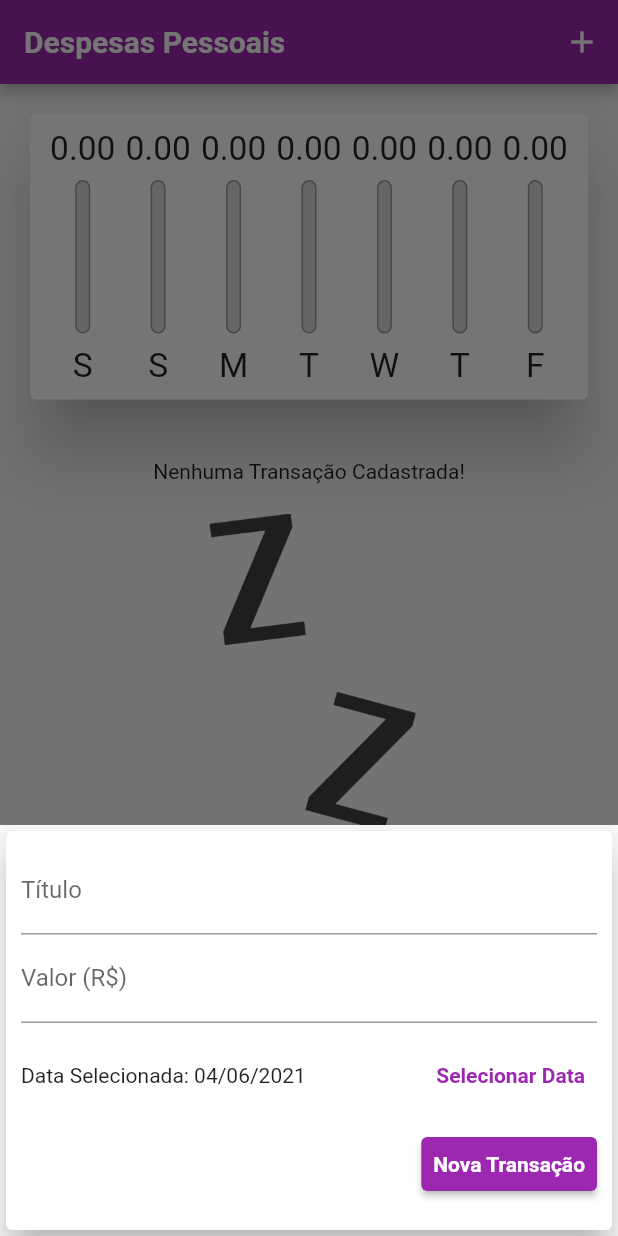
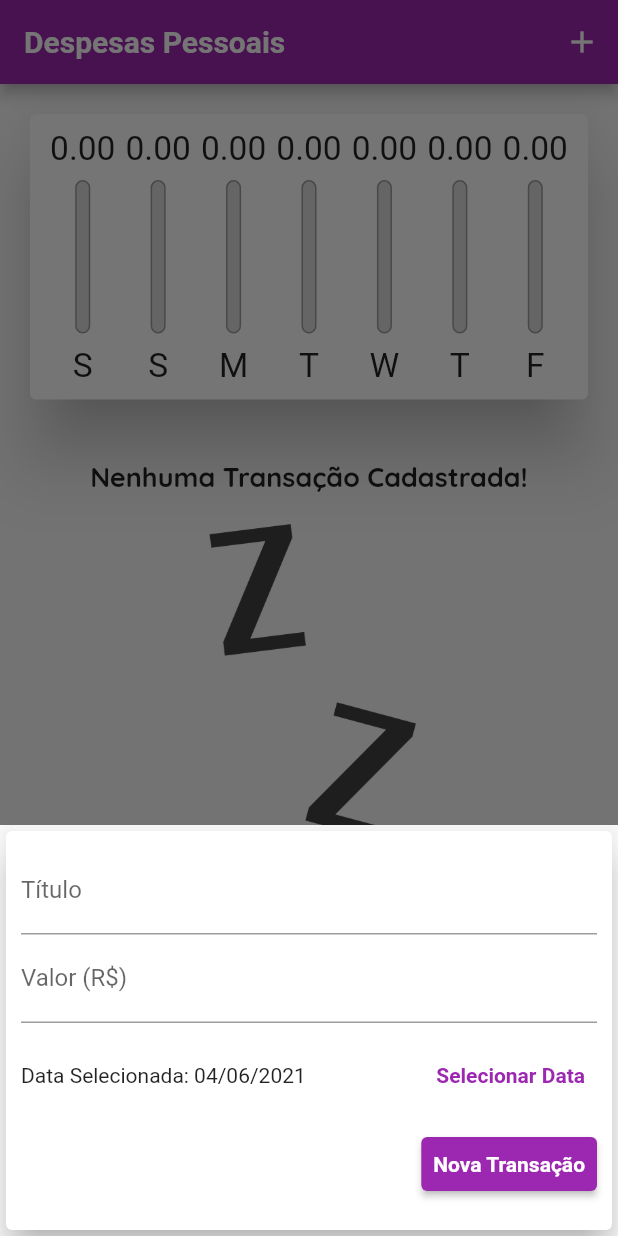
Before and after one commit to alexandrefsdev/flutter, a Flutter app: the screen it shows after launch, after a tap on the "add" icon, on a phone screen of 412 x 824 dp. Run offline on Flutter 3.47's test engine with Material 2 defaults, Android fonts, the phone set to English and light mode, and no system bars; our stand-ins replace mask_text_input_formatter.

Commit message:
Modulo 6 - Escrevendo Bons Codigos

```diff
--- a/expenses/lib/components/chart.dart
+++ b/expenses/lib/components/chart.dart
@@ -8,7 +8,9 @@ import 'chart_bar.dart';
 class Chart extends StatelessWidget {
   final List<Transaction> recentTransaction;
 
-  Chart(this.recentTransaction);
+  Chart(this.recentTransaction) {
+    print('Constructor Chart');
+  }
 
   List<Map<String, Object>> get groupedTransactions {
     return List.generate(7, (index) {
@@ -39,6 +41,7 @@ class Chart extends StatelessWidget {
 
   @override
   Widget build(BuildContext context) {
+    print('build() Chart');
     return Card(
       elevation: 20,
       margin: EdgeInsets.all(20),
--- a/expenses/lib/components/chart_bar.dart
+++ b/expenses/lib/components/chart_bar.dart
@@ -5,7 +5,7 @@ class ChartBar extends StatelessWidget {
   final double value;
   final double percentage;
 
-  ChartBar({
+  const ChartBar({
     required this.label,
     required this.value,
     required this.percentage,
@@ -13,6 +13,7 @@ class ChartBar extends StatelessWidget {
 
   @override
   Widget build(BuildContext context) {
+    print('build() ChartBar');
     return LayoutBuilder(
       builder: (ctx, constraints) {
         return Column(
--- a/expenses/lib/components/transaction_form.dart
+++ b/expenses/lib/components/transaction_form.dart
@@ -52,6 +52,7 @@ class _TransactionFormState extends State<TransactionForm> {
 
   @override
   Widget build(BuildContext context) {
+    print('build() TransactionForm');
     return SingleChildScrollView(
       child: Card(
         elevation: 10,
--- a/expenses/lib/components/transaction_list.dart
+++ b/expenses/lib/components/transaction_list.dart
@@ -10,13 +10,17 @@ class TransactionList extends StatelessWidget {
 
   @override
   Widget build(BuildContext context) {
+    print('build() TransactionList');
     return transactions.isEmpty
         ? LayoutBuilder(builder: (ctx, constraints) {
             return Column(
               children: [
-                SizedBox(height: 20),
-                Text('Nenhuma Transação Cadastrada!'),
-                SizedBox(height: 20),
+                const SizedBox(height: 20),
+                Text(
+                  'Nenhuma Transação Cadastrada!',
+                  style: Theme.of(context).textTheme.headline6,
+                ),
+                const SizedBox(height: 20),
                 Container(
                   height: constraints.maxHeight * 0.6,
                   child: Image.asset(
@@ -59,8 +63,8 @@ class TransactionList extends StatelessWidget {
                   trailing: MediaQuery.of(context).size.width > 480
                       ? TextButton.icon(
                           onPressed: () => onRemove(tr.id),
-                          icon: Icon(Icons.delete),
-                          label: Text('Excluir'),
+                          icon: const Icon(Icons.delete),
+                          label: const Text('Excluir'),
                           style: TextButton.styleFrom(
                             primary: Theme.of(context).errorColor,
                             textStyle: TextStyle(
--- a/expenses/lib/main.dart
+++ b/expenses/lib/main.dart
@@ -100,6 +100,7 @@ class _MyHomePageState extends State<MyHomePage> {
 
   @override
   Widget build(BuildContext context) {
+    print('build() _MyHomePageState');
     final mediaQuery = MediaQuery.of(context);
     // Retorna bool = retorna se tiver virado...
     bool isLandscape =
@@ -171,10 +172,12 @@ class _MyHomePageState extends State<MyHomePage> {
         ),
       ),
       //  Platform.isIOS -> Verifica se está no IOS
-      floatingActionButton: Platform.isIOS ? Container() : FloatingActionButton(
-        onPressed: () => _openTransactionFormModal(context),
-        child: Icon(Icons.add),
-      ), // Botão add no flutuante
+      floatingActionButton: Platform.isIOS
+          ? Container()
+          : FloatingActionButton(
+              onPressed: () => _openTransactionFormModal(context),
+              child: Icon(Icons.add),
+            ), // Botão add no flutuante
       floatingActionButtonLocation: FloatingActionButtonLocation.centerFloat,
     );
   }
```
